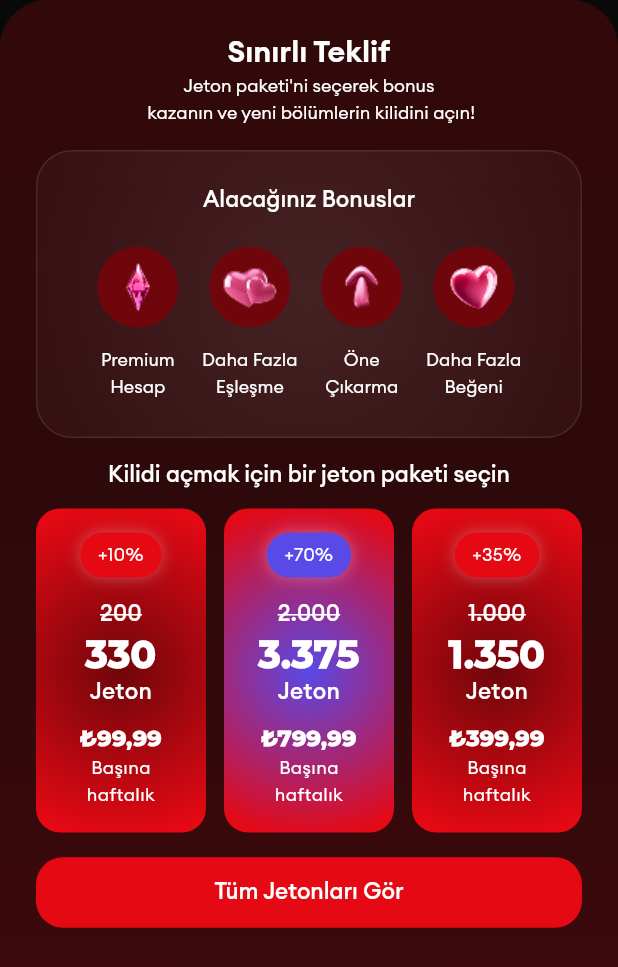
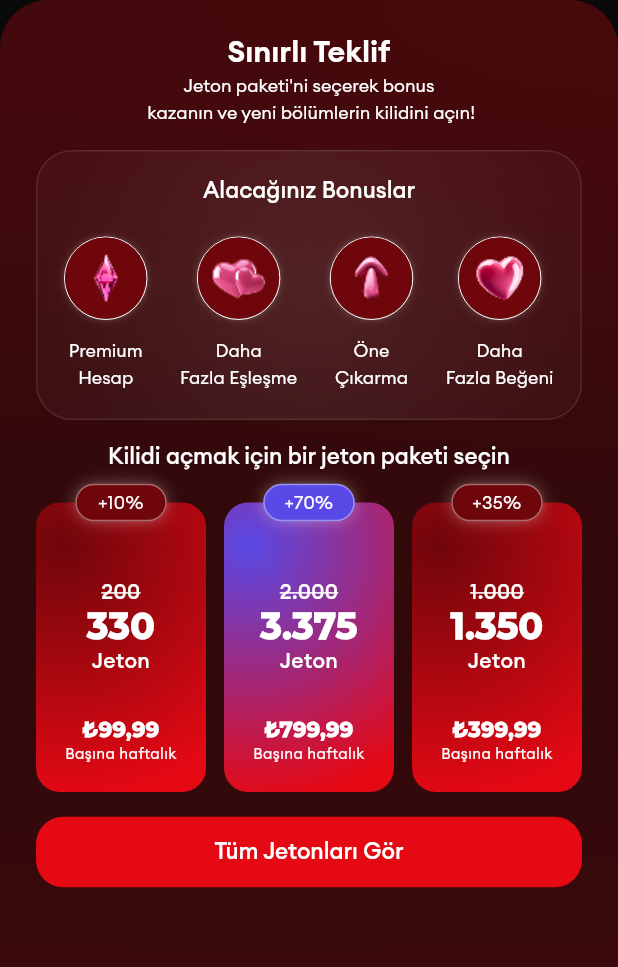
Before and after one commit to UlasKasim/shartflix, a Flutter app: the LimitedOfferBottomSheet widget shown alone on an empty page, opened directly, on a phone screen of 412 x 824 dp. Shown: the top 967 px of the screen. Run offline on Flutter 3.47's test engine with Material 3 defaults, Android fonts, the phone set to English and light mode, and no system bars; our stand-ins replace cached_network_image, dartz, dio, equatable, firebase_core, firebase_crashlytics and 13 more; accounts and stored records are empty; generated files the repository leaves out were written again; network calls fail; project files that could hold a hidden picture were left out.

Commit message:
limited offer bottom sheet complete

```diff
--- a/lib/presentation/widgets/home/limited_offer_bottom_sheet.dart
+++ b/lib/presentation/widgets/home/limited_offer_bottom_sheet.dart
@@ -11,7 +11,9 @@ class LimitedOfferBottomSheet extends StatelessWidget {
 
   @override
   Widget build(BuildContext context) {
-    return ClipRRect(
+    return SizedBox(
+      height: MediaQuery.of(context).size.height, // Full screen height
+      child: ClipRRect(
         borderRadius: const BorderRadius.vertical(
           top: Radius.circular(32),
         ),
@@ -24,14 +26,14 @@ class LimitedOfferBottomSheet extends StatelessWidget {
                 top: -20,
                 left: MediaQuery.of(context).size.width * 0.25,
                 child: Container(
-                width: MediaQuery.of(context).size.width * 0.5,
-                height: MediaQuery.of(context).size.width * 0.5,
+                  width: MediaQuery.of(context).size.width * 0.55,
+                  height: MediaQuery.of(context).size.width * 0.55,
                   decoration: const BoxDecoration(
                     color: AppTheme.primaryRed,
                     shape: BoxShape.circle,
                   ),
                   child: BackdropFilter(
-                  filter: ImageFilter.blur(sigmaX: 216, sigmaY: 216),
+                    filter: ImageFilter.blur(sigmaX: 50, sigmaY: 50),
                     child: Container(
                       decoration: const BoxDecoration(
                         color: Colors.transparent,
@@ -66,13 +68,10 @@ class LimitedOfferBottomSheet extends StatelessWidget {
               ),
 
               // Main Content
-            Column(
-              crossAxisAlignment: CrossAxisAlignment.center,
-              children: [
-                Expanded(
-                  child: SingleChildScrollView(
+              SingleChildScrollView(
                 padding: const EdgeInsets.symmetric(horizontal: 24),
                 child: Column(
+                  mainAxisAlignment: MainAxisAlignment.end,
                   children: [
                     const SizedBox(height: 24),
 
@@ -126,7 +125,7 @@ class LimitedOfferBottomSheet extends StatelessWidget {
                       textAlign: TextAlign.center,
                     ),
 
-                        const SizedBox(height: 16),
+                    const SizedBox(height: 24),
 
                     // Token Packages
                     _buildTokenPackages(),
@@ -140,10 +139,8 @@ class LimitedOfferBottomSheet extends StatelessWidget {
                   ],
                 ),
               ),
-                ),
             ],
           ),
-          ],
         ),
       ),
     );
@@ -151,7 +148,7 @@ class LimitedOfferBottomSheet extends StatelessWidget {
 
   Widget _buildBonusesContainer(BuildContext context) {
     return Container(
-      padding: const EdgeInsets.all(24),
+      padding: const EdgeInsets.all(18),
       decoration: BoxDecoration(
         borderRadius: BorderRadius.circular(24),
         border: Border.all(
@@ -186,15 +183,15 @@ class LimitedOfferBottomSheet extends StatelessWidget {
 
           // Bonus Items Row
           Row(
-            mainAxisAlignment: MainAxisAlignment.spaceEvenly,
+            mainAxisAlignment: MainAxisAlignment.spaceBetween,
             children: [
               _buildBonusItem(
                   AssetConstants.offerDiamond, 'Premium\nHesap', 33),
               _buildBonusItem(AssetConstants.offerMultipleHearts,
-                  'Daha Fazla\nEşleşme', 39),
+                  'Daha\nFazla Eşleşme', 39),
               _buildBonusItem(AssetConstants.offerMushroom, 'Öne\nÇıkarma', 33),
               _buildBonusItem(
-                  AssetConstants.offerHeart, 'Daha Fazla\nBeğeni', 33),
+                  AssetConstants.offerHeart, 'Daha\nFazla Beğeni', 33),
             ],
           ),
         ],
@@ -203,22 +200,41 @@ class LimitedOfferBottomSheet extends StatelessWidget {
   }
 
   Widget _buildBonusItem(String iconName, String title, double iconSize) {
-    return Column(
+    return Flexible(
+      child: Column(
         children: [
-        // Circle with icon
-        SizedBox(
+          Container(
             width: 55,
             height: 55,
+            decoration: BoxDecoration(
+              shape: BoxShape.circle,
+              border: Border.all(
+                color: Colors.white,
+                width: 0.0,
+              ),
+              boxShadow: const [
+                BoxShadow(
+                  color: Colors.white,
+                  blurRadius: 9,
+                  spreadRadius: -8,
+                  offset: Offset(0, 0),
+                ),
+                BoxShadow(
+                  color: Colors.white,
+                  blurRadius: 6,
+                  spreadRadius: -5,
+                  offset: Offset(0, 0),
+                ),
+              ],
+            ),
             child: Stack(
               alignment: Alignment.center,
               children: [
-              // Background circle
                 SvgPicture.asset(
                   AssetConstants.offerCircle,
                   width: 55,
                   height: 55,
                 ),
-              // Icon
                 Image.asset(
                   iconName,
                   width: iconSize,
@@ -227,10 +243,7 @@ class LimitedOfferBottomSheet extends StatelessWidget {
               ],
             ),
           ),
-
           const SizedBox(height: 12),
-
-        // Title
           Text(
             title,
             style: const TextStyle(
@@ -238,12 +251,13 @@ class LimitedOfferBottomSheet extends StatelessWidget {
               fontSize: 12,
               fontWeight: FontWeight.w400,
               color: Colors.white,
-            height: 1.5, // 18px / 12px = 1.5
+              height: 1.5,
               letterSpacing: 0,
             ),
             textAlign: TextAlign.center,
           ),
         ],
+      ),
     );
   }
 
@@ -259,7 +273,7 @@ class LimitedOfferBottomSheet extends StatelessWidget {
             '₺99,99',
             'Başına haftalık',
             const [Color(0xFF6F060B), Color(0xFFE50914)],
-            const Color(0xFFE50914),
+            const Color(0xFF6F060B),
           ),
         ),
         const SizedBox(width: 12),
@@ -285,7 +299,7 @@ class LimitedOfferBottomSheet extends StatelessWidget {
             '₺399,99',
             'Başına haftalık',
             const [Color(0xFF6F060B), Color(0xFFE50914)],
-            const Color(0xFFE50914),
+            const Color(0xFF6F060B),
           ),
         ),
       ],
@@ -301,52 +315,30 @@ class LimitedOfferBottomSheet extends StatelessWidget {
     List<Color> gradientColors,
     Color badgeColor,
   ) {
-    return Container(
-      padding: const EdgeInsets.all(16),
+    return Stack(
+      clipBehavior: Clip.none,
+      children: [
+        Container(
+          width: double.infinity,
+          padding: const EdgeInsets.fromLTRB(12, 28, 12, 20),
           decoration: BoxDecoration(
             borderRadius: BorderRadius.circular(16),
             gradient: RadialGradient(
-          center: Alignment.center,
-          radius: 1.0,
+              // Fixed typo from Radial SaccharGradient
+              center: const Alignment(-0.7, -0.7),
+              radius: 1.5,
               colors: gradientColors,
             ),
           ),
           child: Column(
+            mainAxisSize: MainAxisSize.min, // Allow dynamic height
             children: [
-          // Percentage Badge
-          Container(
-            padding: const EdgeInsets.symmetric(horizontal: 12, vertical: 6),
-            decoration: BoxDecoration(
-              color: badgeColor,
-              borderRadius: BorderRadius.circular(24),
-              boxShadow: [
-                BoxShadow(
-                  color: Colors.white.withValues(alpha: 0.3),
-                  blurRadius: 8.33,
-                ),
-              ],
-            ),
-            child: Text(
-              percentage,
-              style: const TextStyle(
-                fontFamily: AssetConstants.fontEuclidCircularA,
-                fontSize: 12,
-                fontWeight: FontWeight.w400,
-                color: Colors.white,
-                height: 1.5, // 18px / 12px = 1.5
-              ),
-              textAlign: TextAlign.center,
-            ),
-          ),
-
-          const SizedBox(height: 16),
-
-          // Old amount (strikethrough)
+              const SizedBox(height: 24),
               Text(
                 oldAmount,
                 style: const TextStyle(
                   fontFamily: AssetConstants.fontEuclidCircularA,
-              fontSize: 15,
+                  fontSize: 14,
                   fontWeight: FontWeight.w500,
                   color: Colors.white,
                   height: 1.0,
@@ -355,68 +347,113 @@ class LimitedOfferBottomSheet extends StatelessWidget {
                 ),
                 textAlign: TextAlign.center,
               ),
-
-          const SizedBox(height: 8),
-
-          // New amount (big)
+              const SizedBox(height: 4),
               Text(
                 newAmount,
                 style: const TextStyle(
                   fontFamily: 'Montserrat',
-              fontSize: 25,
+                  fontSize: 24,
                   fontWeight: FontWeight.w900,
                   color: Colors.white,
                   height: 1.0,
                 ),
                 textAlign: TextAlign.center,
               ),
-
               const SizedBox(height: 4),
-
-          // "Jeton" text
               const Text(
                 'Jeton',
                 style: TextStyle(
                   fontFamily: AssetConstants.fontEuclidCircularA,
-              fontSize: 15,
+                  fontSize: 14,
                   fontWeight: FontWeight.w500,
                   color: Colors.white,
                   height: 1.0,
                 ),
                 textAlign: TextAlign.center,
               ),
-
-          const SizedBox(height: 16),
-
-          // Price
+              const SizedBox(height: 32),
               Text(
                 price,
                 style: const TextStyle(
                   fontFamily: 'Montserrat',
-              fontSize: 15,
+                  fontSize: 14,
                   fontWeight: FontWeight.w900,
                   color: Colors.white,
                   height: 1.0,
                 ),
                 textAlign: TextAlign.center,
               ),
-
               const SizedBox(height: 4),
-
-          // Subtitle
               Text(
                 subtitle,
+                style: const TextStyle(
+                  fontFamily: AssetConstants.fontEuclidCircularA,
+                  fontSize: 10,
+                  fontWeight: FontWeight.w400,
+                  color: Colors.white,
+                  height: 1.1,
+                ),
+                textAlign: TextAlign.center,
+                maxLines: 1,
+                overflow: TextOverflow.ellipsis,
+              ),
+            ],
+          ),
+        ),
+        Positioned(
+          top: -12.5,
+          left: 0,
+          right: 0,
+          child: Center(
+            child: Container(
+              height: 25,
+              width: 61,
+              padding: const EdgeInsets.symmetric(horizontal: 10),
+              decoration: BoxDecoration(
+                color: badgeColor,
+                borderRadius: BorderRadius.circular(12.5),
+                border: Border.all(
+                  color: Colors.white.withValues(alpha: 0.4),
+                  width: 1,
+                ),
+                boxShadow: [
+                  BoxShadow(
+                    color: Colors.white.withValues(alpha: 0.3),
+                    blurRadius: 8.33,
+                    spreadRadius: -4,
+                    offset: const Offset(0, 0),
+                  ),
+                  BoxShadow(
+                    color: Colors.white.withValues(alpha: 0.15),
+                    blurRadius: 16,
+                    spreadRadius: -8,
+                    offset: const Offset(0, 0),
+                  ),
+                  BoxShadow(
+                    color: Colors.white.withValues(alpha: 0.2),
+                    blurRadius: 8.33,
+                    spreadRadius: 0,
+                    offset: const Offset(0, 0),
+                  ),
+                ],
+              ),
+              child: Center(
+                child: Text(
+                  percentage,
                   style: const TextStyle(
                     fontFamily: AssetConstants.fontEuclidCircularA,
                     fontSize: 12,
                     fontWeight: FontWeight.w400,
                     color: Colors.white,
-              height: 1.5, // 18px / 12px = 1.5
+                    height: 1.0,
                   ),
                   textAlign: TextAlign.center,
                 ),
+              ),
+            ),
+          ),
+        ),
       ],
-      ),
     );
   }
 
```
Also changed, not shown: assets/icons/offer_circle.svg. Lines whose indentation alone changed are shown as unchanged.
